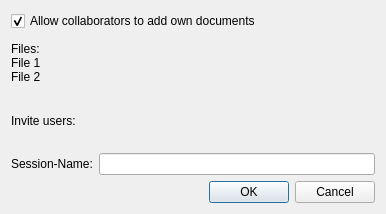
Above: plugins/teamwork/kdevteamwork_filecollaborationsession.ui from KDE/kdevelop before the change. Below: the same form after it.
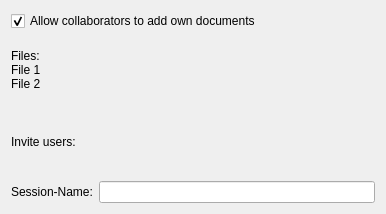
That is the form after the change. Custom widgets are drawn as their Qt base class.

Commit message: Make most of the dialogs KDialog's again, this time with proper porting. I couldn't test all of them as teamwork couldn't connect to the 2nd kdev instance.

Diff of the .ui file:
```diff
--- a/plugins/teamwork/kdevteamwork_filecollaborationsession.ui
+++ b/plugins/teamwork/kdevteamwork_filecollaborationsession.ui
@@ -1,6 +1,6 @@
 <ui version="4.0" >
  <class>NewFileCollaborationSession</class>
- <widget class="QDialog" name="NewFileCollaborationSession" >
+ <widget class="QWidget" name="NewFileCollaborationSession" >
   <property name="geometry" >
    <rect>
     <x>0</x>
@@ -49,16 +49,6 @@
    <item row="3" column="1" >
     <widget class="KLineEdit" name="sessionName" />
    </item>
-   <item row="4" column="0" colspan="2" >
-    <widget class="QDialogButtonBox" name="buttonBox" >
-     <property name="orientation" >
-      <enum>Qt::Horizontal</enum>
-     </property>
-     <property name="standardButtons" >
-      <set>QDialogButtonBox::Cancel|QDialogButtonBox::NoButton|QDialogButtonBox::Ok</set>
-     </property>
-    </widget>
-   </item>
   </layout>
  </widget>
  <customwidgets>
```
Left out of the diff: 32 changed lines with no effect on the pictures. The commit also changes 10 other files.
